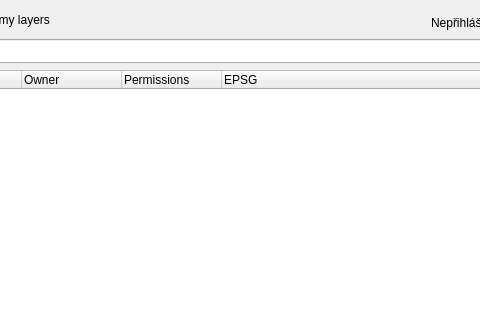
The window that dlg_addLayer.ui (LESPROJEKT/qgis-layman-plugin) describes before a commit, drawn with Qt 5; both pictures show x 99 to 579 and y 0 to 320 of the 900 by 620 pixel window.
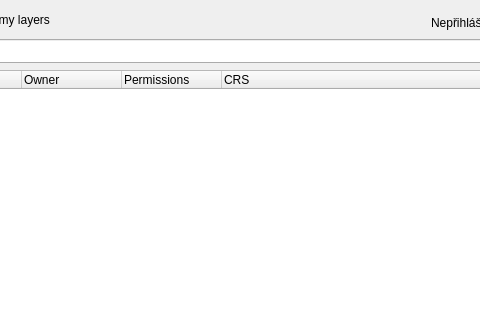
The same window after the commit. Custom widgets are drawn as their Qt base class.

Commit message: rename EPSG to CRS

What changed in the file:
```diff
--- a/dlg_addLayer.ui
+++ b/dlg_addLayer.ui
@@ -76,7 +76,7 @@
    </column>
    <column>
     <property name="text">
-     <string>EPSG</string>
+     <string>CRS</string>
     </property>
    </column>
   </widget>
```
The commit also changes 1 other file.
